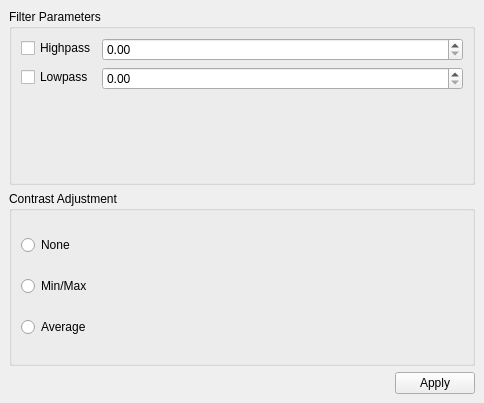
The window that solarviewer/resource/fft.ui (RobertJaro/solar-viewer) describes before a commit, drawn with Qt 5.
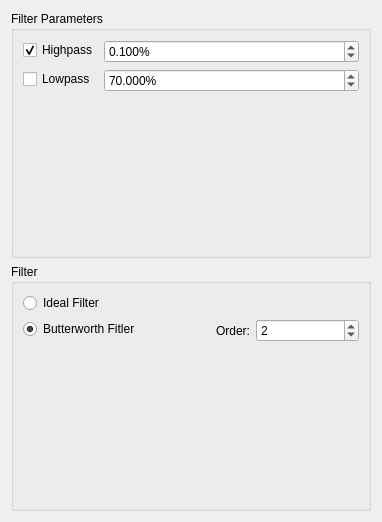
The same window after the commit.

Diff of the .ui file:
```diff
--- a/solarviewer/resource/fft.ui
+++ b/solarviewer/resource/fft.ui
@@ -1,19 +1,18 @@
 <?xml version="1.0" encoding="UTF-8"?>
 <ui version="4.0">
-    <class>DockWidget</class>
-    <widget class="QDockWidget" name="DockWidget">
+    <class>FFT</class>
+    <widget class="QWidget" name="FFT">
         <property name="geometry">
             <rect>
                 <x>0</x>
                 <y>0</y>
-                <width>484</width>
-                <height>403</height>
+                <width>382</width>
+                <height>522</height>
             </rect>
         </property>
         <property name="windowTitle">
             <string>DockWidget</string>
         </property>
-        <widget class="QWidget" name="dockWidgetContents">
             <layout class="QVBoxLayout" name="verticalLayout">
                 <item>
                     <widget class="QGroupBox" name="groupBox_2">
@@ -26,10 +25,26 @@
                                     <property name="text">
                                         <string>Highpass</string>
                                     </property>
+                                <property name="checked">
+                                    <bool>true</bool>
+                                </property>
                                 </widget>
                             </item>
                             <item row="0" column="1">
-                                <widget class="QDoubleSpinBox" name="doubleSpinBox"/>
+                            <widget class="QDoubleSpinBox" name="highpass_spin">
+                                <property name="suffix">
+                                    <string>%</string>
+                                </property>
+                                <property name="decimals">
+                                    <number>3</number>
+                                </property>
+                                <property name="singleStep">
+                                    <double>0.100000000000000</double>
+                                </property>
+                                <property name="value">
+                                    <double>0.100000000000000</double>
+                                </property>
+                            </widget>
                             </item>
                             <item row="1" column="0">
                                 <widget class="QCheckBox" name="checkBox_2">
@@ -39,7 +54,20 @@
                                 </widget>
                             </item>
                             <item row="1" column="1">
-                                <widget class="QDoubleSpinBox" name="doubleSpinBox_2"/>
+                            <widget class="QDoubleSpinBox" name="lowpass_spin">
+                                <property name="suffix">
+                                    <string>%</string>
+                                </property>
+                                <property name="decimals">
+                                    <number>3</number>
+                                </property>
+                                <property name="singleStep">
+                                    <double>0.100000000000000</double>
+                                </property>
+                                <property name="value">
+                                    <double>70.000000000000000</double>
+                                </property>
+                            </widget>
                             </item>
                         </layout>
                     </widget>
@@ -47,54 +75,54 @@
                 <item>
                     <widget class="QGroupBox" name="groupBox">
                         <property name="title">
-                            <string>Contrast Adjustment</string>
-                        </property>
-                        <layout class="QVBoxLayout" name="verticalLayout_3">
-                            <item>
-                                <widget class="QRadioButton" name="contrast_none">
+                        <string>Filter</string>
+                    </property>
+                    <layout class="QFormLayout" name="formLayout_2">
+                        <item row="0" column="0">
+                            <widget class="QRadioButton" name="ideal_radio">
                                     <property name="locale">
                                         <locale language="English" country="UnitedStates"/>
                                     </property>
                                     <property name="text">
-                                        <string>None</string>
+                                    <string>Ideal Filter</string>
                                     </property>
                                 </widget>
                             </item>
+                        <item row="1" column="1">
+                            <layout class="QHBoxLayout" name="horizontalLayout_2">
                             <item>
-                                <widget class="QRadioButton" name="contrast_min_max">
-                                    <property name="locale">
-                                        <locale language="English" country="UnitedStates"/>
-                                    </property>
+                                    <widget class="QLabel" name="label">
                                     <property name="text">
-                                        <string>Min/Max</string>
-                                    </property>
+                                            <string>Order:</string>
+                                        </property>
+                                        <property name="alignment">
+                                            <set>Qt::AlignRight|Qt::AlignTrailing|Qt::AlignVCenter</set>
+                                        </property>
                                 </widget>
                             </item>
                             <item>
-                                <widget class="QRadioButton" name="contrast_average">
-                                    <property name="locale">
-                                        <locale language="English" country="UnitedStates"/>
-                                    </property>
-                                    <property name="text">
-                                        <string>Average</string>
-                                    </property>
+                                    <widget class="QSpinBox" name="butter_order_spin">
+                                        <property name="value">
+                                            <number>2</number>
+                                        </property>
                                 </widget>
                             </item>
                         </layout>
-                    </widget>
-                </item>
-                <item>
-                    <widget class="QDialogButtonBox" name="buttonBox">
-                        <property name="locale">
-                            <locale language="English" country="UnitedStates"/>
-                        </property>
-                        <property name="standardButtons">
-                            <set>QDialogButtonBox::Apply</set>
+                        </item>
+                        <item row="1" column="0">
+                            <widget class="QRadioButton" name="butter_radio">
+                                <property name="text">
+                                    <string>Butterworth Fitler</string>
+                                </property>
+                                <property name="checked">
+                                    <bool>true</bool>
                         </property>
                     </widget>
                 </item>
             </layout>
         </widget>
+            </item>
+        </layout>
     </widget>
     <resources/>
     <connections/>
```
Left out of the diff: 6 changed lines with no effect on the pictures. Lines whose indentation alone changed are shown as unchanged.
